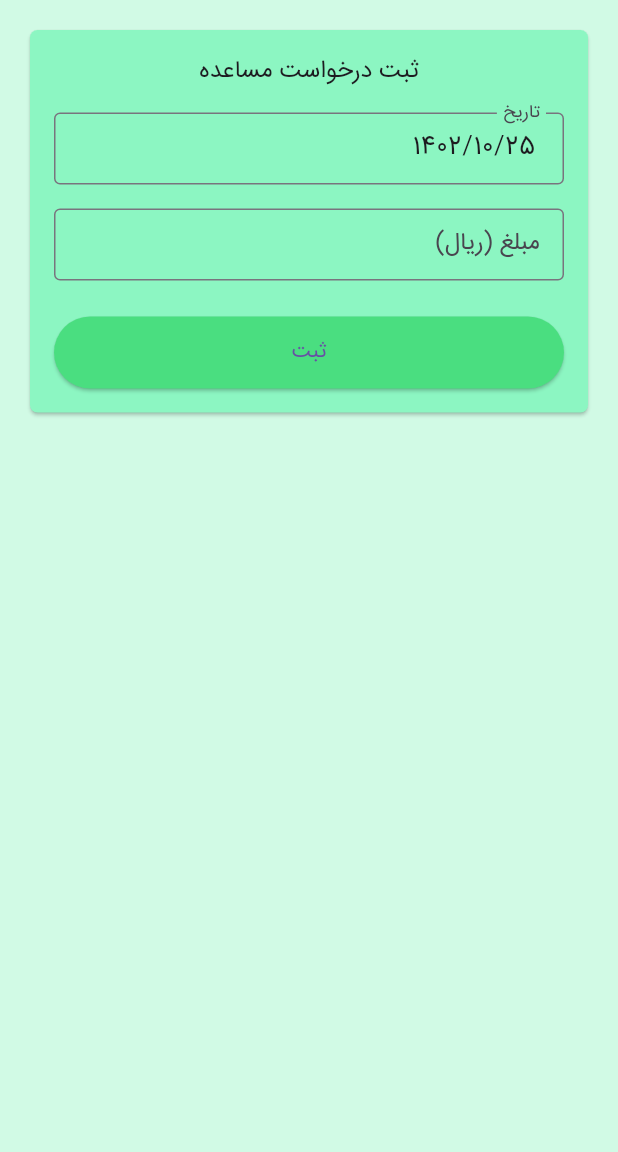
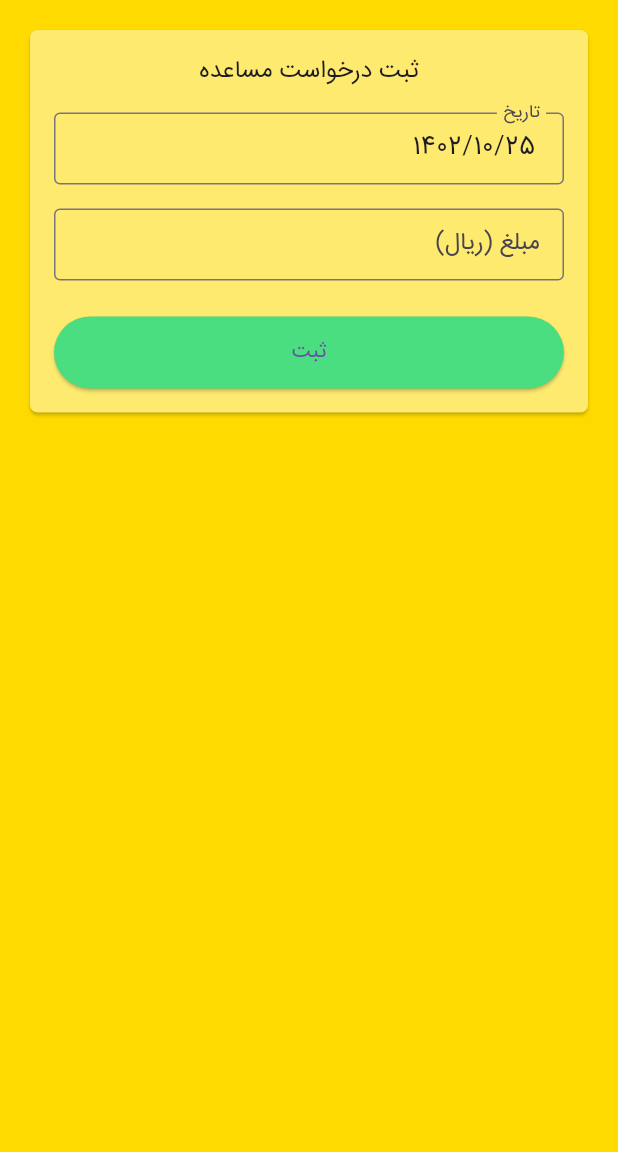
Before and after one commit to aaminhashemi/android_bpms, a Flutter app: the Assistance screen opened directly, on a phone screen of 412 x 824 dp, the part 84-1236 px from its top. Run offline on Flutter 3.47's test engine with Material 3 defaults, Android fonts, the phone set to English and light mode, and no system bars; our stand-ins replace geolocator, package_info_plus, shamsi_date, shared_preferences; missing offline and left inert: afkham, flutter_linear_datepicker, syncfusion_flutter_pdfviewer; accounts and stored records are empty; network calls fail; statements that could not run were skipped.

Commit message:
Update custom_color.dart

```diff
--- a/lib/utils/custom_color.dart
+++ b/lib/utils/custom_color.dart
@@ -4,11 +4,14 @@ class CustomColor{
   static const Color primaryColor = Color(0xffd1fae5);
   static const Color successColor = Color(0xff22c55e);
   static const Color dangerColor = Color(0xfff43f5e);
+  static const Color emptyListColor = Color(0xfffee2e2);
   static const Color warningColor = Color(0xfffde047);
   static const Color buttonColor = Color(0xff4ade80);
   static const Color textColor = Color(0xff1e293b);
   static const Color borderColor = Color(0xff4ade80);
-  static const Color cardColor = Color(0xFF8CF6C2);
+  //static const Color cardColor = Color(0xFF8CF6C2);
+  static const Color cardColor = Color(0xfffeea6f);
   static const Color test1 = Color(0xFF5CDB95);
-  static const Color backgroundColor = Color(0xFFD1FAE5);
+  static const Color backgroundColor = Color(0xffffda00);
+  static const Color drawerBackgroundColor = Color(0xff006738);
 }
```
